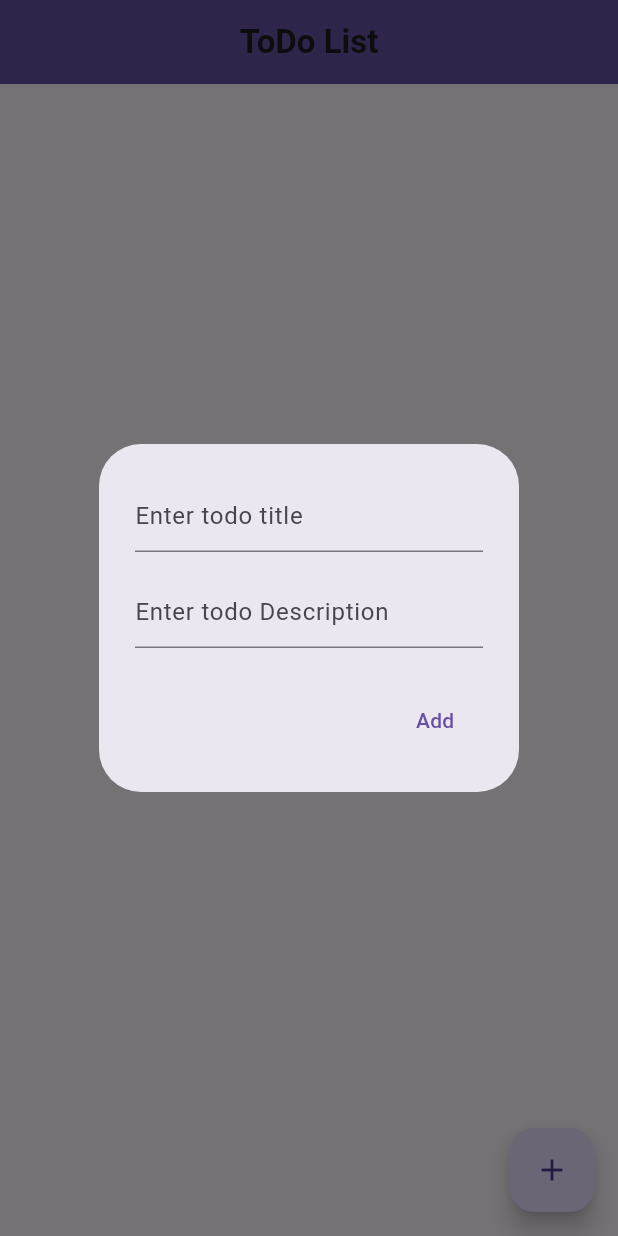
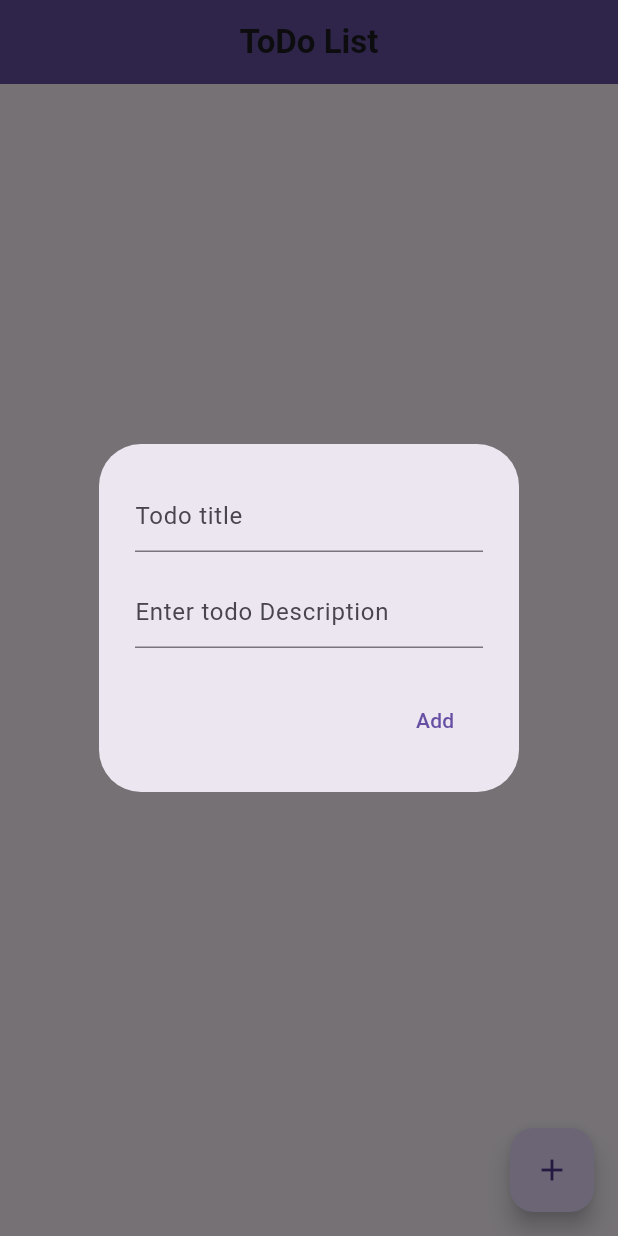
Before and after one commit to moseskamira/todo, a Flutter app: the screen it shows after launch, after a tap on the "add" icon, on a phone screen of 412 x 824 dp. Run offline on Flutter 3.47's test engine with Material 3 defaults, Android fonts, the phone set to English and light mode, and no system bars; our stand-ins replace google_fonts, hive, hive_flutter, sizer; accounts and stored records are empty.

Commit message:
Add Todo Here

```diff
--- a/lib/widgets/add_todo_dialog.dart
+++ b/lib/widgets/add_todo_dialog.dart
@@ -18,7 +18,7 @@ class AddTodoDialog extends StatelessWidget {
     return AlertDialog(
       title: TextField(
         controller: _titleController,
-        decoration: InputDecoration(hintText: 'Enter todo title'),
+        decoration: InputDecoration(hintText: 'Todo title'),
       ),
       content: TextField(
         controller: _descController,
```
